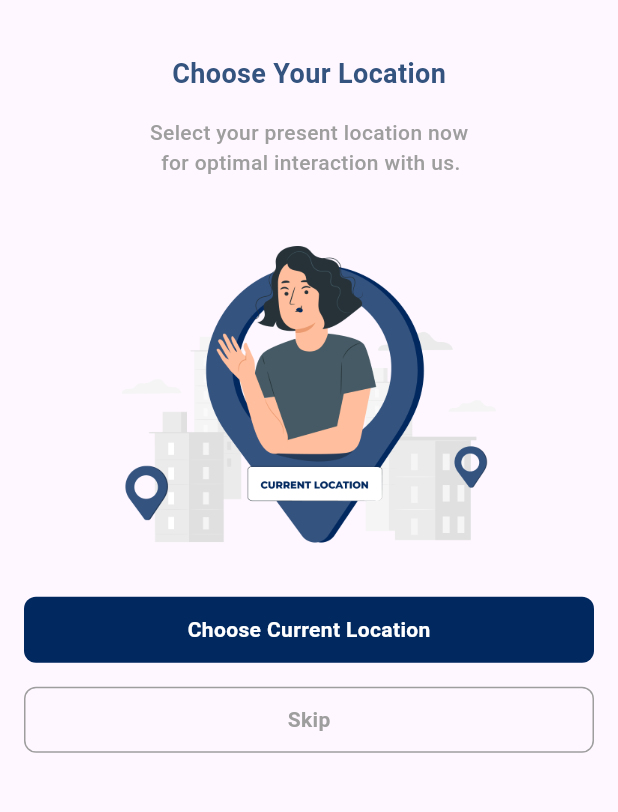
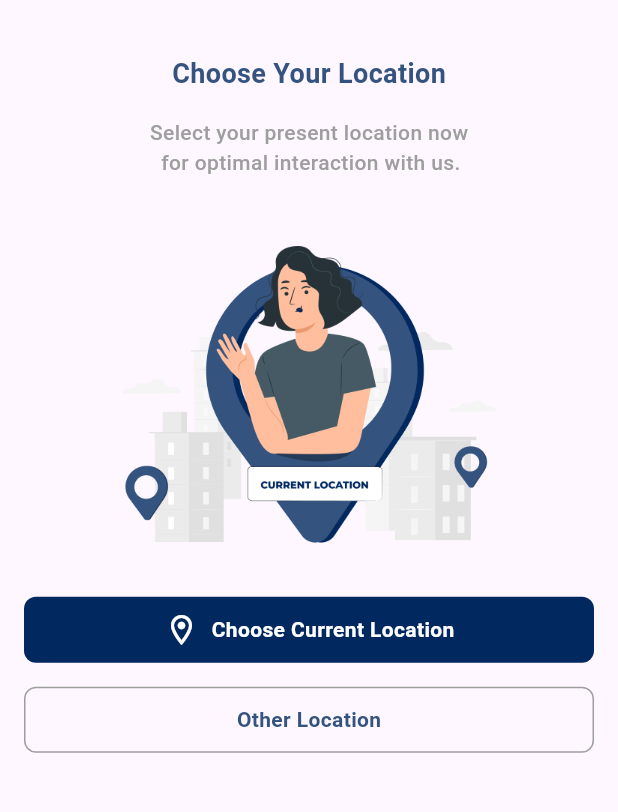
Before and after one commit to muhamedrashif/hinvex_app, a Flutter app: the LocationScreen screen opened directly, on a phone screen of 412 x 824 dp, the part 258-1070 px from its top. Run offline on Flutter 3.47's test engine with Material 3 defaults, Android fonts, the phone set to English and light mode, and no system bars; our stand-ins replace cloud_firestore, dartz, equatable, firebase_auth, firebase_core, firebase_messaging and 6 more; accounts and stored records are empty; network calls fail.

Commit message:
first commit

```diff
--- a/lib/features/authentication/data/model/user_details_model.dart
+++ b/lib/features/authentication/data/model/user_details_model.dart
@@ -1,7 +1,7 @@
 // ignore_for_file: public_member_api_docs, sort_constructors_first
 import 'package:cloud_firestore/cloud_firestore.dart';
 
-import 'search_location_model/search_location_model.dart';
+import '../../../location/data/model/search_location_model.dart';
 
 class UserModel {
   String? id;
@@ -37,7 +37,7 @@ class UserModel {
         "userWhatsAppNumber": userWhatsAppNumber,
         "userImage": userImage,
         "totalPosts": totalPosts,
-        "userLocation": userLocation!.toMap(),
+        "userLocation": userLocation?.toMap(),
         "partnership": partnership,
         "isBlocked": isBlocked,
         'notificationToken': notificationToken,
--- a/lib/features/authentication/repo/i_auth_imlp.dart
+++ b/lib/features/authentication/repo/i_auth_imlp.dart
@@ -1,4 +1,5 @@
 import 'dart:async';
+import 'dart:developer';
 
 import 'package:cloud_firestore/cloud_firestore.dart';
 import 'package:dartz/dartz.dart';
@@ -46,6 +47,7 @@ class IAuthImpl implements IAuthFacade {
     required String smsCode,
     required String verificationId,
   }) async {
+    log('$smsCode, $verificationId');
     try {
       final PhoneAuthCredential phoneAuthCredential =
           PhoneAuthProvider.credential(
@@ -54,7 +56,7 @@ class IAuthImpl implements IAuthFacade {
       UserCredential userCredential =
           await _firebaseAuth.signInWithCredential(phoneAuthCredential);
 
-      await saveUser(
+      await _saveUser(
         phoneNo: userCredential.user!.phoneNumber!,
         uid: userCredential.user!.uid,
       );
@@ -65,7 +67,7 @@ class IAuthImpl implements IAuthFacade {
     }
   }
 
-  Future<void> saveUser({
+  Future<void> _saveUser({
     required String uid,
     required String phoneNo,
   }) async {
--- a/lib/features/location/presentation/view/location_sreen.dart
+++ b/lib/features/location/presentation/view/location_sreen.dart
@@ -1,7 +1,8 @@
 import 'package:flutter/material.dart';
+import 'package:hinvex_app/features/location/presentation/view/widgets/search_location_widget.dart';
 import 'package:hinvex_app/features/splash/presentation/view/widgets/custom_button_widget.dart';
 import 'package:hinvex_app/features/splash/presentation/view/widgets/custom_image_widget.dart';
-import 'package:hinvex_app/features/splash/presentation/view/widgets/skip_button_widget.dart';
+import 'package:hinvex_app/features/splash/presentation/view/widgets/custom_outLines_button_widget.dart';
 import 'package:hinvex_app/features/splash/presentation/view/widgets/text_widget.dart';
 import 'package:hinvex_app/general/utils/app_assets/image_constants.dart';
 import 'package:hinvex_app/general/utils/app_theme/colors.dart';
@@ -61,6 +62,7 @@ class _LocationScreenState extends State<LocationScreen> {
                 height: 44,
                 width: MediaQuery.of(context).size.width,
                 buttonColor: AppColors.textButtonColor,
+                icon: Icons.location_on_outlined,
                 text: "Choose Current Location",
                 textColor: AppColors.buttonTextColor,
                 onTap: () {},
@@ -68,9 +70,18 @@ class _LocationScreenState extends State<LocationScreen> {
             ),
             Padding(
               padding: const EdgeInsets.all(8.0),
-              child: SkipButton(
+              child: CustomOutLineButtonWidget(
                 height: 44,
                 width: MediaQuery.of(context).size.width,
+                text: "Other Location",
+                textColor: AppColors.titleTextColor,
+                onTap: () {
+                  Navigator.push(
+                      context,
+                      MaterialPageRoute(
+                        builder: (context) => const SearchLocationWidget(),
+                      ));
+                },
               ),
             ),
           ],
--- a/lib/features/splash/presentation/view/onBoard_splash_screen_1.dart
+++ b/lib/features/splash/presentation/view/onBoard_splash_screen_1.dart
@@ -2,7 +2,7 @@ import 'package:flutter/material.dart';
 import 'package:hinvex_app/features/authentication/presentation/view/authentocation_screen.dart';
 import 'package:hinvex_app/features/splash/presentation/view/onBoard_splash_screen_2.dart';
 import 'package:hinvex_app/features/splash/presentation/view/widgets/custom_image_widget.dart';
-import 'package:hinvex_app/features/splash/presentation/view/widgets/skip_button_widget.dart';
+import 'package:hinvex_app/features/splash/presentation/view/widgets/custom_outLines_button_widget.dart';
 import 'package:hinvex_app/features/splash/presentation/view/widgets/text_widget.dart';
 import 'package:hinvex_app/general/utils/app_assets/image_constants.dart';
 import 'package:hinvex_app/general/utils/app_theme/colors.dart';
@@ -82,9 +82,11 @@ class _OnBoardSplashScreen1State extends State<OnBoardSplashScreen1> {
                     const SizedBox(
                       width: 10,
                     ),
-                    SkipButton(
+                    CustomOutLineButtonWidget(
                       height: 48,
                       width: 52,
+                      text: "Skip",
+                      textColor: Colors.grey,
                       onTap: () {
                         Navigator.push(
                             context,
--- a/lib/features/splash/presentation/view/onBoard_splash_screen_2.dart
+++ b/lib/features/splash/presentation/view/onBoard_splash_screen_2.dart
@@ -2,7 +2,7 @@ import 'package:flutter/material.dart';
 import 'package:hinvex_app/features/authentication/presentation/view/authentocation_screen.dart';
 import 'package:hinvex_app/features/splash/presentation/view/onBoard_splash_screen_3.dart';
 import 'package:hinvex_app/features/splash/presentation/view/widgets/custom_image_widget.dart';
-import 'package:hinvex_app/features/splash/presentation/view/widgets/skip_button_widget.dart';
+import 'package:hinvex_app/features/splash/presentation/view/widgets/custom_outLines_button_widget.dart';
 import 'package:hinvex_app/features/splash/presentation/view/widgets/text_widget.dart';
 import 'package:hinvex_app/general/utils/app_assets/image_constants.dart';
 import 'package:hinvex_app/general/utils/app_theme/colors.dart';
@@ -82,9 +82,11 @@ class _OnBoardSplashScreen2State extends State<OnBoardSplashScreen2> {
                     const SizedBox(
                       width: 10,
                     ),
-                    SkipButton(
+                    CustomOutLineButtonWidget(
                       height: 48,
                       width: 52,
+                      text: "Skip",
+                      textColor: Colors.grey,
                       onTap: () {
                         Navigator.push(
                             context,
--- a/lib/features/splash/presentation/view/onBoard_splash_screen_3.dart
+++ b/lib/features/splash/presentation/view/onBoard_splash_screen_3.dart
@@ -1,7 +1,7 @@
 import 'package:flutter/material.dart';
 import 'package:hinvex_app/features/authentication/presentation/view/authentocation_screen.dart';
 import 'package:hinvex_app/features/splash/presentation/view/widgets/custom_image_widget.dart';
-import 'package:hinvex_app/features/splash/presentation/view/widgets/skip_button_widget.dart';
+import 'package:hinvex_app/features/splash/presentation/view/widgets/custom_outLines_button_widget.dart';
 import 'package:hinvex_app/features/splash/presentation/view/widgets/text_widget.dart';
 import 'package:hinvex_app/general/utils/app_assets/image_constants.dart';
 import 'package:hinvex_app/general/utils/app_theme/colors.dart';
@@ -81,9 +81,11 @@ class _OnBoardSplashScreen3State extends State<OnBoardSplashScreen3> {
                     const SizedBox(
                       width: 10,
                     ),
-                    SkipButton(
+                    CustomOutLineButtonWidget(
                       height: 48,
                       width: 52,
+                      text: "Skip",
+                      textColor: Colors.grey,
                       onTap: () {
                         Navigator.push(
                             context,
--- a/lib/features/splash/presentation/view/widgets/custom_button_widget.dart
+++ b/lib/features/splash/presentation/view/widgets/custom_button_widget.dart
@@ -6,6 +6,7 @@ class CustomButtonWidget extends StatelessWidget {
   final Color buttonColor;
   final String text;
   final Color textColor;
+  final IconData? icon;
   final VoidCallback? onTap;
 
   const CustomButtonWidget({
@@ -15,6 +16,7 @@ class CustomButtonWidget extends StatelessWidget {
     required this.buttonColor,
     required this.text,
     required this.textColor,
+    this.icon,
     this.onTap,
   });
 
@@ -30,12 +32,24 @@ class CustomButtonWidget extends StatelessWidget {
           color: buttonColor,
         ),
         child: Center(
-          child: Text(
-            text,
-            style: TextStyle(
-              color: textColor,
-              fontWeight: FontWeight.w600,
-            ),
+          child: Row(
+            mainAxisAlignment: MainAxisAlignment.center,
+            children: [
+              Icon(
+                icon,
+                color: Colors.white,
+              ),
+              const SizedBox(
+                width: 8,
+              ),
+              Text(
+                text,
+                style: TextStyle(
+                  color: textColor,
+                  fontWeight: FontWeight.w600,
+                ),
+              ),
+            ],
           ),
         ),
       ),
--- a/lib/features/splash/presentation/view/widgets/skip_button_widget.dart
+++ b/lib/features/splash/presentation/view/widgets/custom_outLines_button_widget.dart
@@ -1,14 +1,19 @@
 import 'package:flutter/material.dart';
 
-class SkipButton extends StatelessWidget {
+class CustomOutLineButtonWidget extends StatelessWidget {
+  final String text;
+  final Color textColor;
+
   final double height;
   final double width;
   final VoidCallback? onTap;
-  const SkipButton({
+  const CustomOutLineButtonWidget({
     super.key,
     this.onTap,
     required this.height,
     required this.width,
+    required this.text,
+    required this.textColor,
   });
 
   @override
@@ -22,11 +27,11 @@ class SkipButton extends StatelessWidget {
           border: Border.all(color: Colors.grey),
           borderRadius: BorderRadius.circular(8),
         ),
-        child: const Center(
+        child: Center(
           child: Text(
-            "Skip",
+            text,
             style: TextStyle(
-              color: Colors.grey,
+              color: textColor,
               fontWeight: FontWeight.w600,
             ),
           ),
--- a/pubspec.yaml
+++ b/pubspec.yaml
@@ -49,6 +49,7 @@ dependencies:
   equatable: ^2.0.5
   firebase_messaging: ^14.9.1
   gap: ^3.0.1
+  uuid: ^4.4.0
 
 dev_dependencies:
   flutter_test:
```
Also changed, not shown: lib/features/authentication/presentation/provider/auth_provider.dart (+22 -0 lines), lib/features/authentication/presentation/view/authentocation_screen.dart (+29 -3 lines), lib/features/authentication/presentation/view/widget/otpverification_widget.dart (added, +145 -0 lines), lib/features/location/presentation/view/widgets/search_location_widget.dart (added, +17 -0 lines), lib/features/location/data/i_location_facade.dart (added), lib/features/location/data/model/search_location_model.dart (renamed from lib/features/authentication/data/model/search_location_model/search_location_model.dart), pubspec.lock.
